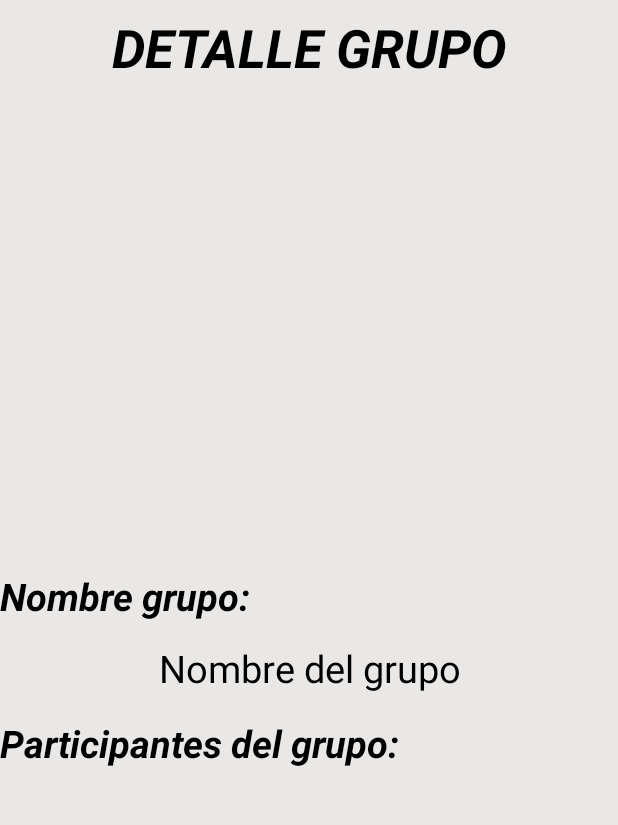
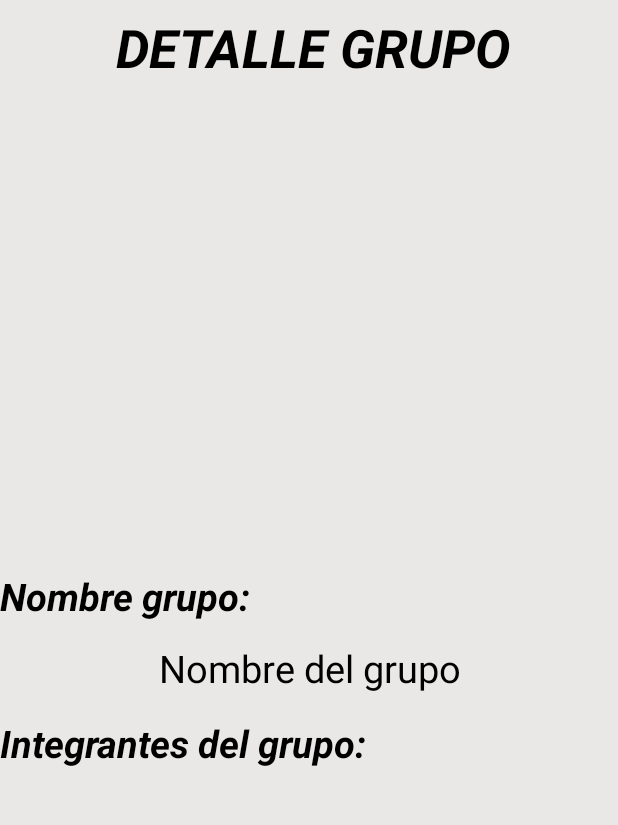
Before and after one commit to AlejandroV2204/CopiaSecureApp, an Android app: the fragment DetalleGrupoFragment placed in its activity, on a phone screen of 412 x 824 dp, the part 84-909 px from its top. Run offline under Robolectric (Android 15) with nearby library versions, the light colour scheme and no system bars; our stand-ins replace Firebase (no records; nobody signed in at launch, a user with empty details on screens opened directly); libraries missing offline, so code that uses them is left out: com.basgeekball.awesomevalidation.

Commit message:
Se suben cambios actuales, para poder realizar la accion correspondiente a los grupos. Esto es en caso de posibles errores en la app

```diff
--- a/SecureApp/app/src/main/java/com/example/secureapp/Activities/MainActivity.java
+++ b/SecureApp/app/src/main/java/com/example/secureapp/Activities/MainActivity.java
@@ -11,6 +11,7 @@ import androidx.core.view.GravityCompat;
 import androidx.drawerlayout.widget.DrawerLayout;
 import androidx.fragment.app.FragmentManager;
 import androidx.fragment.app.FragmentTransaction;
+import androidx.recyclerview.widget.RecyclerView;
 
 import android.Manifest;
 import android.content.DialogInterface;
@@ -20,11 +21,13 @@ import android.os.Build;
 import android.os.Bundle;
 import android.util.Log;
 import android.view.MenuItem;
+import android.view.View;
 import android.widget.TextView;
 import android.widget.Toast;
 
 import com.basgeekball.awesomevalidation.AwesomeValidation;
 import com.basgeekball.awesomevalidation.ValidationStyle;
+import com.example.secureapp.Adaptadores.AdapterGrupo;
 import com.example.secureapp.Entidades.Contacto;
 import com.example.secureapp.Entidades.Grupo;
 import com.example.secureapp.Fragments.ContactoFragment;
@@ -44,6 +47,8 @@ import com.google.firebase.database.DatabaseReference;
 import com.google.firebase.database.FirebaseDatabase;
 import com.google.firebase.messaging.FirebaseMessagingService;
 
+import java.util.ArrayList;
+
 public class MainActivity extends AppCompatActivity implements NavigationView.OnNavigationItemSelectedListener, IComunicaFragments {
 
     DrawerLayout drawerLayout;
@@ -60,6 +65,9 @@ public class MainActivity extends AppCompatActivity implements NavigationView.On
 
     //variable del fragment detalle contacto
     DetalleContactoFragment detalleContactoFragment;
+
+    ArrayList listaGrupos;
+    RecyclerView recyclerGrupos;
 
     int REQUEST_CODE = 200;
 
@@ -217,7 +225,6 @@ public class MainActivity extends AppCompatActivity implements NavigationView.On
 
     }
 
-
     @Override
     public void enviarGrupo(Grupo grupo) {
 
@@ -265,4 +272,13 @@ public class MainActivity extends AppCompatActivity implements NavigationView.On
 
     }
 
+    public void construirRecylerGrupo(){
+
+        int resource = 0;
+        listaGrupos =  new ArrayList<>();
+        recyclerGrupos = findViewById(R.id.RV_grupos);
+
+
+    }
+
 }
--- a/SecureApp/app/src/main/java/com/example/secureapp/Adaptadores/AdapterContacto.java
+++ b/SecureApp/app/src/main/java/com/example/secureapp/Adaptadores/AdapterContacto.java
@@ -34,8 +34,8 @@ public class AdapterContacto extends RecyclerView.Adapter<AdapterContacto.ViewHo
                 super(view);
 
                 this.view = view;
-                this.txt_nombreContacto = view.findViewById(R.id.txt_nombreContacto);
-                this.txt_apellidoContacto = view.findViewById(R.id.txt_apellidoContacto);
+                this.txt_nombreContacto = view.findViewById(R.id.txt_nombreIntegrante);
+                this.txt_apellidoContacto = view.findViewById(R.id.txt_apellidoIntegrante);
                 this.txt_emailContacto = view.findViewById(R.id.txt_emailContacto);
                 this.txt_telefonoContacto = view.findViewById(R.id.txt_telefonoContacto);
 
--- /dev/null
+++ b/SecureApp/app/src/main/java/com/example/secureapp/Adaptadores/AdapterIntegrante.java
@@ -0,0 +1,105 @@
+package com.example.secureapp.Adaptadores;
+
+import android.view.LayoutInflater;
+import android.view.View;
+import android.view.ViewGroup;
+import android.widget.TextView;
+
+import androidx.annotation.NonNull;
+import androidx.recyclerview.widget.RecyclerView;
+
+import com.example.secureapp.Modelo.MContacto;
+import com.example.secureapp.Modelo.MIntegrante;
+import com.example.secureapp.R;
+
+import java.util.ArrayList;
+
+public class AdapterIntegrante extends RecyclerView.Adapter<AdapterIntegrante.ViewHolder> implements View.OnClickListener  {
+
+    private final int resource;
+    LayoutInflater inflater;
+    ArrayList<MIntegrante> integrantesList;
+
+    //Listener
+    private View.OnClickListener listener;
+
+
+    public class ViewHolder extends RecyclerView.ViewHolder implements View.OnClickListener{
+
+            private TextView txt_nombreIntegrante, txt_apellidoIntegrante, txt_emailIntegrante, txt_telefonoIntegrante;
+            public View view;
+
+            private View.OnClickListener listener;
+
+            public ViewHolder(View view){
+                super(view);
+
+                this.view = view;
+                this.txt_nombreIntegrante = view.findViewById(R.id.txt_nombreIntegrante);
+                this.txt_apellidoIntegrante = view.findViewById(R.id.txt_apellidoIntegrante);
+                this.txt_emailIntegrante = view.findViewById(R.id.txt_emailContacto);
+                this.txt_telefonoIntegrante = view.findViewById(R.id.txt_telefonoContacto);
+
+            }
+
+            public void  setOnClickListener(View.OnClickListener listener){
+
+                this.listener = listener;
+
+            }
+
+            @Override
+            public void onClick(View view) {
+
+                if (listener != null){
+
+                    listener.onClick(view);
+
+                }
+
+            }
+
+    }
+
+    public AdapterIntegrante(ArrayList<MIntegrante> integrantesList, int resource){
+
+        this.integrantesList = integrantesList;
+        this.resource = resource;
+
+    }
+
+    @NonNull
+    @Override
+    public ViewHolder onCreateViewHolder(@NonNull ViewGroup parent, int viewType) {
+
+        View view = LayoutInflater.from(parent.getContext()).inflate(resource, parent, false);
+
+        view.setOnClickListener(this);
+
+        return new ViewHolder(view);
+
+    }
+
+    @Override
+    public void onBindViewHolder(@NonNull ViewHolder viewHolder, int index) {
+
+        MIntegrante integrante = integrantesList.get(index);
+
+        viewHolder.txt_nombreIntegrante.setText(integrante.getNombre());
+        viewHolder.txt_apellidoIntegrante.setText(integrante.getApellido());
+        viewHolder.txt_emailIntegrante.setText(integrante.getEmail());
+        viewHolder.txt_telefonoIntegrante.setText(integrante.getTelefono());
+
+    }
+
+    @Override
+    public int getItemCount() {
+        return integrantesList.size();
+    }
+
+    @Override
+    public void onClick(View view) {
+
+    }
+
+}
--- a/SecureApp/app/src/main/java/com/example/secureapp/Fragments/DetalleGrupoFragment.java
+++ b/SecureApp/app/src/main/java/com/example/secureapp/Fragments/DetalleGrupoFragment.java
@@ -6,18 +6,41 @@ import android.view.View;
 import android.view.ViewGroup;
 import android.widget.ImageView;
 import android.widget.TextView;
+import android.widget.Toast;
 
 import androidx.annotation.NonNull;
 import androidx.annotation.Nullable;
 import androidx.fragment.app.Fragment;
+import androidx.recyclerview.widget.LinearLayoutManager;
+import androidx.recyclerview.widget.RecyclerView;
 
+import com.example.secureapp.Adaptadores.AdapterGrupo;
+import com.example.secureapp.Adaptadores.AdapterIntegrante;
 import com.example.secureapp.Entidades.Grupo;
+import com.example.secureapp.Modelo.MGrupo;
+import com.example.secureapp.Modelo.MIntegrante;
 import com.example.secureapp.R;
+import com.google.android.gms.tasks.OnCompleteListener;
+import com.google.android.gms.tasks.Task;
+import com.google.firebase.FirebaseApp;
+import com.google.firebase.auth.FirebaseAuth;
+import com.google.firebase.firestore.FirebaseFirestore;
+import com.google.firebase.firestore.GeoPoint;
+import com.google.firebase.firestore.QueryDocumentSnapshot;
+import com.google.firebase.firestore.QuerySnapshot;
+
+import java.util.ArrayList;
 
 public class DetalleGrupoFragment extends Fragment {
 
+    private AdapterIntegrante adapterIntegrante;
+    private RecyclerView recyclerViewIntegrantes;
+    private ArrayList<MIntegrante> listaIntegrantes= new ArrayList<>();
+
     TextView nombreDetalle;
     ImageView imagenDetalle;
+
+    private FirebaseFirestore firestore;
 
     @Nullable
     @Override
@@ -25,8 +48,13 @@ public class DetalleGrupoFragment extends Fragment {
 
         View view = inflater.inflate(R.layout.fragment_detalle_grupo,container, false);
 
+        inicializarFireStore();
+
         nombreDetalle = view.findViewById(R.id.txt_nombreDetalleGrupo);
         imagenDetalle = view.findViewById(R.id.imagen_detalle_grupo);
+
+        recyclerViewIntegrantes = view.findViewById(R.id.RV_integrantes);
+        listaIntegrantes = new ArrayList<>();
 
         //Crear objeto bundle para recibir el objeto enviado por argumentos
         Bundle objetoGrupo = getArguments();
@@ -42,6 +70,51 @@ public class DetalleGrupoFragment extends Fragment {
             imagenDetalle.setImageResource(grupo.getImagenid());
         }
 
+        //No se si esto sirva
+        recyclerViewIntegrantes.setLayoutManager(new LinearLayoutManager(getContext(), LinearLayoutManager.VERTICAL, false));
+
+        tomarDatosDeFirestore();
+
         return view;
     }
+
+    private void inicializarFireStore(){
+
+        FirebaseApp.initializeApp(getContext());
+        firestore = FirebaseFirestore.getInstance();
+
+    }
+
+    private void tomarDatosDeFirestore(){
+
+        String email = FirebaseAuth.getInstance().getCurrentUser().getEmail().toString();
+
+        firestore.collection("usuario").document(email).collection("grupos")
+                .get()
+                .addOnCompleteListener(new OnCompleteListener<QuerySnapshot>() {
+                    @Override
+                    public void onComplete(@NonNull Task<QuerySnapshot> task) {
+                        if (task.isSuccessful()) {
+                            for (QueryDocumentSnapshot document : task.getResult()) {
+
+                                String nombreIntegrante = document.getString("nombre");
+                                String apellidoIntegrante = document.getString("apellido");
+                                String emailIntegrante = document.getString("email");
+                                String telefonoIntegrante = document.getString("telefono");
+
+                                listaIntegrantes.add(new MIntegrante(nombreIntegrante, apellidoIntegrante, emailIntegrante, telefonoIntegrante));
+                            }
+
+                            adapterIntegrante = new AdapterIntegrante(listaIntegrantes, R.layout.lista_integrantes);
+                            recyclerViewIntegrantes.setAdapter(adapterIntegrante);
+
+                        } else {
+                            Toast.makeText(getContext(), "Error getting documents: " + task.getException(), Toast.LENGTH_SHORT).show();
+                        }
+                    }
+                });
+
+
+    }
+
 }
--- a/SecureApp/app/src/main/res/layout/content_main.xml
+++ b/SecureApp/app/src/main/res/layout/content_main.xml
@@ -2,7 +2,8 @@
 <LinearLayout xmlns:android="http://schemas.android.com/apk/res/android"
     android:orientation="vertical"
     android:layout_width="match_parent"
-    android:layout_height="match_parent">
+    android:layout_height="match_parent"
+    android:id="@+id/content_main">
 
     <FrameLayout
 
--- a/SecureApp/app/src/main/res/layout/fragment_detalle_grupo.xml
+++ b/SecureApp/app/src/main/res/layout/fragment_detalle_grupo.xml
@@ -7,8 +7,8 @@
 
     <TextView
         android:id="@+id/txt_detalleMostrarGrupo"
-        android:layout_width="match_parent"
-        android:layout_height="wrap_content"
+        android:layout_width="417dp"
+        android:layout_height="47dp"
         android:text="@string/pantalla_detalle_grupo_titulo"
         android:textAlignment="center"
         android:textColor="@color/Texto_color"
@@ -62,7 +62,7 @@
         android:id="@+id/txt_tituloDetalleGrupo2"
         android:layout_width="407dp"
         android:layout_height="44dp"
-        android:text="@string/DG_participantes_grupo"
+        android:text="@string/DG_integrantes_grupo"
         android:textAlignment="gravity"
         android:textColor="@color/Texto_color"
         android:textSize="25sp"
@@ -101,4 +101,23 @@
         android:orientation="horizontal"
         app:layout_constraintGuide_begin="42dp" />
 
+    <LinearLayout
+
+        android:layout_width="408dp"
+        android:layout_height="179dp"
+        android:layout_marginBottom="4dp"
+        app:layout_constraintBottom_toBottomOf="parent"
+        app:layout_constraintEnd_toEndOf="parent"
+        app:layout_constraintStart_toStartOf="parent"
+        android:orientation="vertical"
+        app:layout_constraintTop_toBottomOf="@+id/txt_tituloDetalleGrupo2">
+
+        <androidx.recyclerview.widget.RecyclerView
+            android:id="@+id/RV_integrantes"
+            android:layout_width="350dp"
+            android:layout_height="match_parent"
+            android:layout_gravity="center" />
+
+    </LinearLayout>
+
 </androidx.constraintlayout.widget.ConstraintLayout>
--- a/SecureApp/app/src/main/res/values/strings.xml
+++ b/SecureApp/app/src/main/res/values/strings.xml
@@ -81,7 +81,12 @@
     <string name="pantalla_detalle_grupo_titulo">DETALLE GRUPO</string>
     <string name="DG_nombre_grupo">Nombre grupo:</string>
     <string name="DG_nombre_grupo_secundario">Nombre del grupo</string>
-    <string name="DG_participantes_grupo">Participantes del grupo:</string>
+    <string name="DG_integrantes_grupo">Integrantes del grupo:</string>
+
+    <string name="DG_nombre_integrante">Nombre integrante</string>
+    <string name="DG_apellido_integrante">Apellido integrante</string>
+    <string name="DG_email_integrante">Email integrante</string>
+    <string name="DG_telefono_integrante">Teléfono integrante</string>
 
     <string name="LG_descripcion">Descripción del grupo</string>
     ------------------------------------------------------------------------------------
```
Also changed, not shown: SecureApp/app/src/main/java/com/example/secureapp/Adaptadores/AdapterGrupo.java (+15 -4 lines), SecureApp/app/src/main/java/com/example/secureapp/Fragments/GrupoFragment.java (+10 -2 lines), SecureApp/app/src/main/java/com/example/secureapp/Fragments/MainFragment.java (+0 -11 lines), SecureApp/app/src/main/java/com/example/secureapp/Modelo/MIntegrante.java (added, +46 -0 lines), SecureApp/app/src/main/res/layout/lista_contactos.xml (+13 -13 lines), SecureApp/app/src/main/res/layout/lista_integrantes.xml (added, +90 -0 lines), 206 other files.
